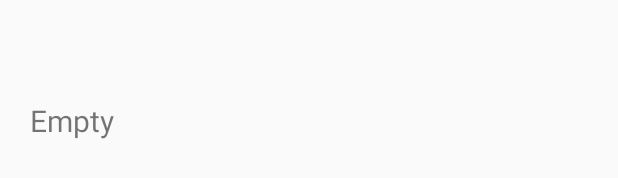
After one commit to pacomf/SenderosLaPalma, an Android app: the layout recomender_resume_fragment.xml on its own in the app's theme, with its tools: preview values and no code run, on a phone screen of 412 x 824 dp. The commit adds this screen. Shown: the part 213-391 px from the top of the screen. Run offline under Robolectric (Android 15) with nearby library versions, the phone set to English and light mode, and no system bars.

Commit message:
Añade iconos y más vistas en la información del sendero. Añade una página final en el recomendado de senderos (irá el resumen del sendero).

```diff
--- /dev/null
+++ b/android/PateaLaPalma/app/src/main/res/layout/recomender_resume_fragment.xml
@@ -0,0 +1,35 @@
+<?xml version="1.0" encoding="utf-8"?>
+<FrameLayout xmlns:android="http://schemas.android.com/apk/res/android"
+             android:layout_width="match_parent"
+             android:layout_height="match_parent">
+
+    <LinearLayout
+        android:layout_width="match_parent"
+        android:layout_height="match_parent"
+        android:padding="20dp"
+        android:orientation="vertical">
+
+        <com.jelcaf.pacomf.patealapalma.views.AutoResizeTextView
+            android:id="@+id/question"
+            android:layout_width="match_parent"
+            android:layout_height="wrap_content"
+            android:layout_weight="1"
+            android:keepScreenOn="true"
+            android:textSize="20sp"
+            android:gravity="center_vertical"
+            android:text="Empty"/>
+
+        <LinearLayout
+            android:layout_width="match_parent"
+            android:layout_height="wrap_content"
+            android:layout_weight="1"
+            android:id="@+id/answer"
+            android:orientation="vertical">
+
+        </LinearLayout>
+
+
+    </LinearLayout>
+
+
+</FrameLayout>
--- a/android/PateaLaPalma/app/src/main/res/values/strings.xml
+++ b/android/PateaLaPalma/app/src/main/res/values/strings.xml
@@ -117,5 +117,7 @@
             &#8226; Evite ruidos que afecten a la vida silvestre.
         ]]>
     </string>
+    <string name="next_text">Next</string>
+    <string name="done_text">Done</string>
 
 </resources>
```
Also changed, not shown: android/PateaLaPalma/app/src/main/java/com/jelcaf/pacomf/patealapalma/activity/RecommenderActivity.java (+24 -2 lines), android/PateaLaPalma/app/src/main/java/com/jelcaf/pacomf/patealapalma/adapter/RecomenderQuestionsPagerAdapter.java (+11 -3 lines), android/PateaLaPalma/app/src/main/java/com/jelcaf/pacomf/patealapalma/fragment/RecomenderResumeFragment.java (added, +22 -0 lines), android/PateaLaPalma/app/src/main/java/com/jelcaf/pacomf/patealapalma/views/MyCircleIndicator.java (added, +35 -0 lines), android/PateaLaPalma/app/src/main/res/layout/fragment_sendero_detail.xml (+48 -1 lines), android/PateaLaPalma/app/src/main/res/drawable/circular.png (added), android/PateaLaPalma/app/src/main/res/drawable/time.png (added).
